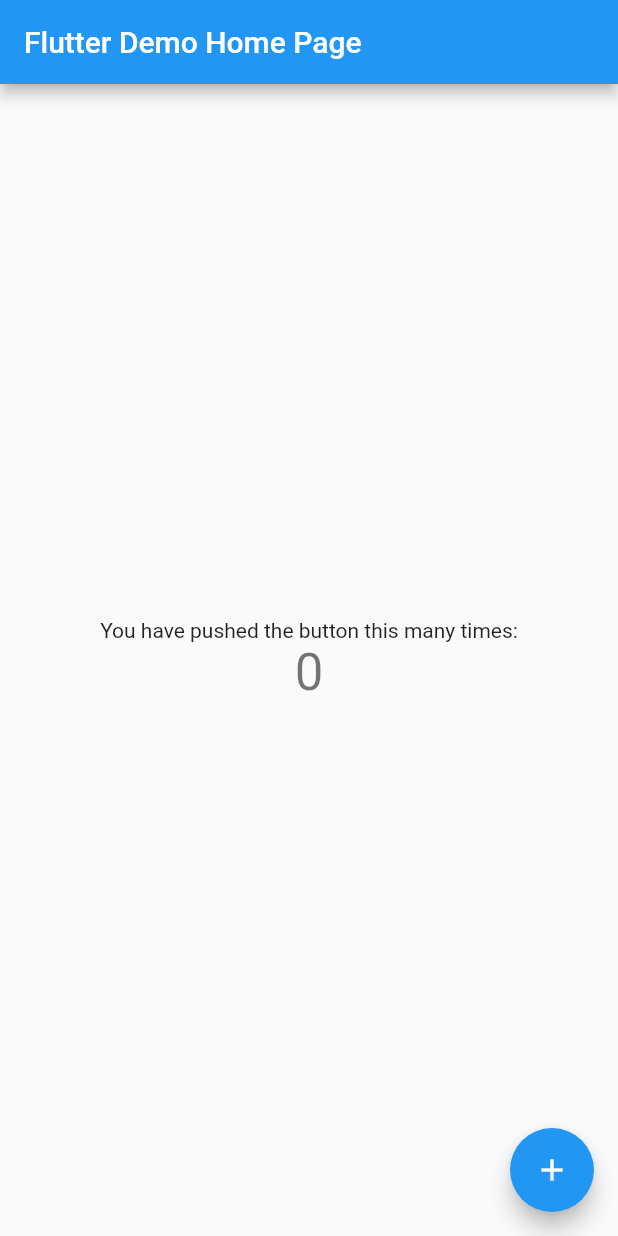
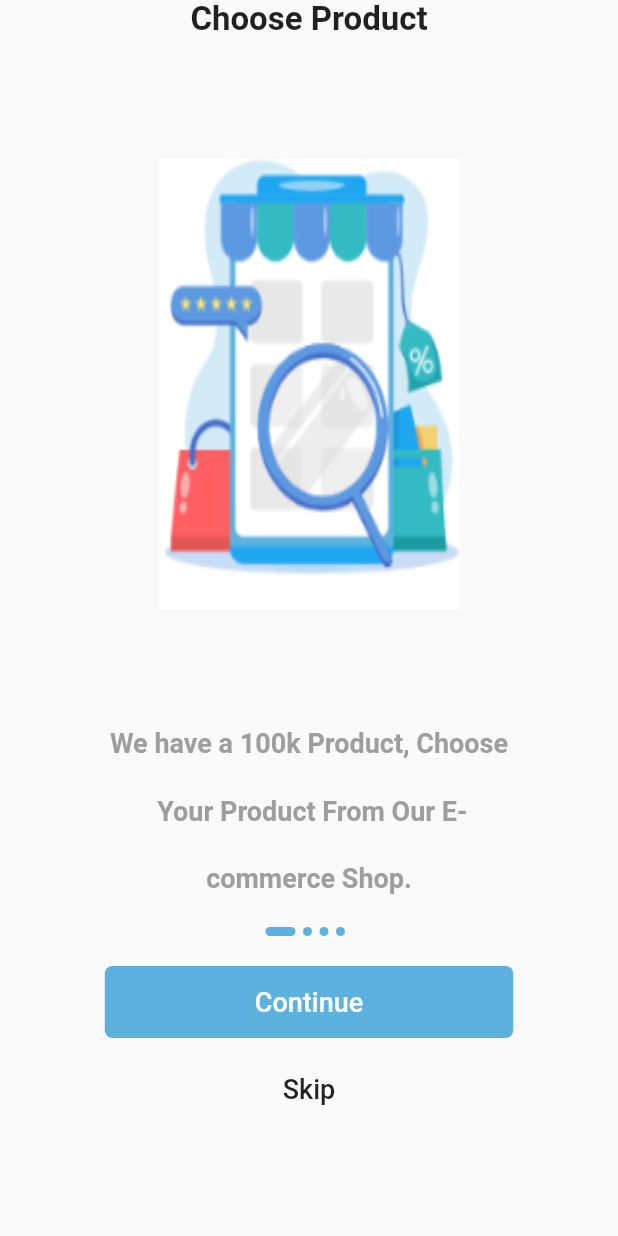
Before and after one commit to ahmed635/ecommerce_app, a Flutter app: the screen it shows after launch, on a phone screen of 412 x 824 dp. Run offline on Flutter 3.47's test engine with Material 2 defaults, Android fonts, the phone set to English and light mode, and no system bars; our stand-ins replace get.

Commit message:
create on boarding component

```diff
--- /dev/null
+++ b/lib/controller/on_boarding_controller.dart
@@ -0,0 +1,45 @@
+import 'package:ecommerce_app/data/data_source/static/static.dart';
+import 'package:ecommerce_app/view/screens/auth/login_screen.dart';
+import 'package:flutter/cupertino.dart';
+import 'package:get/get.dart';
+
+abstract class OnBoardingController extends GetxController {
+  next();
+
+  onPageChanged(int index);
+
+  skip();
+}
+
+class OnBoardingControllerImpp extends OnBoardingController {
+  int currentPage = 0;
+  late PageController pageController;
+
+  @override
+  next() {
+    currentPage++;
+    if (currentPage > onBoardingList.length - 1) {
+      Get.offAllNamed(LoginScreen.routeName);
+    } else {
+      pageController.animateToPage(currentPage,
+          duration: const Duration(milliseconds: 900), curve: Curves.easeInOut);
+    }
+  }
+
+  @override
+  onPageChanged(int index) {
+    currentPage = index;
+    update();
+  }
+
+  @override
+  void onInit() {
+    pageController = PageController();
+    super.onInit();
+  }
+
+  @override
+  skip() {
+    Get.offAllNamed(LoginScreen.routeName);
+  }
+}
--- /dev/null
+++ b/lib/core/constants/app_color.dart
@@ -0,0 +1,6 @@
+import 'package:flutter/material.dart';
+
+class AppColor {
+  static Color grey = Colors.grey.shade500;
+  static Color primaryColor = const Color(0xff5DB1DF);
+}
--- /dev/null
+++ b/lib/core/constants/app_on_boarding_assets.dart
@@ -0,0 +1,8 @@
+class AppOnBoardingAssets {
+  static const String rootImages = 'assets/images';
+
+  static const String onBoardingImageOne = "$rootImages/onboardingone.PNG";
+  static const String onBoardingImageTwo = "$rootImages/onboardingtwo.PNG";
+  static const String onBoardingImageThree = "$rootImages/onboardingthree.PNG";
+  static const String onBoardingImageFour = "$rootImages/onboardingfour.PNG";
+}
--- /dev/null
+++ b/lib/data/data_source/static/static.dart
@@ -0,0 +1,29 @@
+import 'package:ecommerce_app/core/constants/app_on_boarding_assets.dart';
+import 'package:ecommerce_app/data/model/on_boarding_model.dart';
+
+List<OnBoardingModel> onBoardingList = [
+  OnBoardingModel(
+    title: "Choose Product",
+    body:
+        "We have a 100k Product, Choose \n Your Product From Our E-\ncommerce Shop.",
+    image: AppOnBoardingAssets.onBoardingImageOne,
+  ),
+  OnBoardingModel(
+    title: "Easy & Safe Payment",
+    body:
+        "Easy Checkout & Safe Payment \n method. Trusted by our Customers \n from all over the world.",
+    image: AppOnBoardingAssets.onBoardingImageTwo,
+  ),
+  OnBoardingModel(
+    title: "Track Your Order",
+    body:
+        "Best Tracker has been Used For \n Track your order. You'll Know where \n your product is at the moment",
+    image: AppOnBoardingAssets.onBoardingImageThree,
+  ),
+  OnBoardingModel(
+    title: "Fast Delivery",
+    body:
+        "Reliable And Fast Delivery. We \n Deliver your Product the fastest \n way possible.",
+    image: AppOnBoardingAssets.onBoardingImageFour,
+  ),
+];
--- /dev/null
+++ b/lib/data/model/on_boarding_model.dart
@@ -0,0 +1,7 @@
+class OnBoardingModel {
+  final String? title;
+  final String? image;
+  final String? body;
+
+  OnBoardingModel({this.title, this.body, this.image});
+}
--- a/lib/main.dart
+++ b/lib/main.dart
@@ -1,4 +1,7 @@
+import 'package:ecommerce_app/routes.dart';
+import 'package:ecommerce_app/view/screens/on_boarding_screen.dart';
 import 'package:flutter/material.dart';
+import 'package:get/get_navigation/src/root/get_material_app.dart';
 
 void main() {
   runApp(const MyApp());
@@ -9,60 +12,14 @@ class MyApp extends StatelessWidget {
 
   @override
   Widget build(BuildContext context) {
-    return MaterialApp(
+    return GetMaterialApp(
+      debugShowCheckedModeBanner: false,
       title: 'Flutter Demo',
       theme: ThemeData(
         primarySwatch: Colors.blue,
       ),
-      home: const MyHomePage(title: 'Flutter Demo Home Page'),
+      home: const OnBoardingScreen(),
+      routes: routes,
     );
   }
 }
-
-class MyHomePage extends StatefulWidget {
-  const MyHomePage({super.key, required this.title});
-
-  final String title;
-
-  @override
-  State<MyHomePage> createState() => _MyHomePageState();
-}
-
-class _MyHomePageState extends State<MyHomePage> {
-  int _counter = 0;
-
-  void _incrementCounter() {
-    setState(() {
-      _counter++;
-    });
-  }
-
-  @override
-  Widget build(BuildContext context) {
-
-    return Scaffold(
-      appBar: AppBar(
-        title: Text(widget.title),
-      ),
-      body: Center(
-        child: Column(
-          mainAxisAlignment: MainAxisAlignment.center,
-          children: <Widget>[
-            const Text(
-              'You have pushed the button this many times:',
-            ),
-            Text(
-              '$_counter',
-              style: Theme.of(context).textTheme.headlineMedium,
-            ),
-          ],
-        ),
-      ),
-      floatingActionButton: FloatingActionButton(
-        onPressed: _incrementCounter,
-        tooltip: 'Increment',
-        child: const Icon(Icons.add),
-      ),
-    );
-  }
-}
--- /dev/null
+++ b/lib/routes.dart
@@ -0,0 +1,7 @@
+
+import 'package:ecommerce_app/view/screens/auth/login_screen.dart';
+import 'package:flutter/cupertino.dart';
+
+Map<String, Widget Function(BuildContext)> routes = {
+  LoginScreen.routeName: (context) => const LoginScreen(),
+};
--- /dev/null
+++ b/lib/view/screens/auth/login_screen.dart
@@ -0,0 +1,13 @@
+import 'package:flutter/material.dart';
+
+class LoginScreen extends StatelessWidget {
+  static const String routeName = "/login_screen";
+  const LoginScreen({super.key});
+
+  @override
+  Widget build(BuildContext context) {
+    return Scaffold(
+      appBar: AppBar(title: const Text("login"),),
+      body: const Text("login page"),);
+  }
+}
--- /dev/null
+++ b/lib/view/screens/on_boarding_screen.dart
@@ -0,0 +1,42 @@
+import 'package:ecommerce_app/controller/on_boarding_controller.dart';
+import 'package:ecommerce_app/view/widgets/on_boardiing/custom_button.dart';
+import 'package:ecommerce_app/view/widgets/on_boardiing/custom_slider.dart';
+import 'package:ecommerce_app/view/widgets/on_boardiing/dot_controller.dart';
+import 'package:flutter/material.dart';
+import 'package:get/get_core/src/get_main.dart';
+import 'package:get/get_instance/get_instance.dart';
+
+class OnBoardingScreen extends StatelessWidget {
+  static const String rootName = "/on_boarding_screen";
+
+  const OnBoardingScreen({super.key});
+
+  @override
+  Widget build(BuildContext context) {
+    Get.put(OnBoardingControllerImpp());
+    return Scaffold(
+      body: SafeArea(
+        child: Column(
+          children: [
+            const Expanded(
+              flex: 3,
+              child: CustomSliderOnBoarding(),
+            ),
+            Expanded(
+              flex: 1,
+              child: Column(
+                children: const [
+                  CustomDotControllerOnBoarding(),
+                  SizedBox(
+                    height: 20,
+                  ),
+                  CustomButtonOnBoarding(),
+                ],
+              ),
+            ),
+          ],
+        ),
+      ),
+    );
+  }
+}
--- /dev/null
+++ b/lib/view/widgets/on_boardiing/custom_button.dart
@@ -0,0 +1,52 @@
+import 'package:ecommerce_app/controller/on_boarding_controller.dart';
+import 'package:ecommerce_app/core/constants/app_color.dart';
+import 'package:flutter/material.dart';
+import 'package:get/get.dart';
+
+class CustomButtonOnBoarding extends GetView<OnBoardingControllerImpp> {
+  const CustomButtonOnBoarding({super.key});
+
+  @override
+  Widget build(BuildContext context) {
+    return Column(
+      children: [
+        Container(
+          margin: const EdgeInsets.only(bottom: 10),
+          decoration: BoxDecoration(
+            color: AppColor.primaryColor,
+            borderRadius: BorderRadius.circular(5),
+          ),
+          child: buildContinueButton(),
+        ),
+        buildSkipButton(),
+      ],
+    );
+  }
+
+  MaterialButton buildContinueButton() {
+    return MaterialButton(
+      padding: const EdgeInsets.symmetric(horizontal: 100, vertical: 0),
+      textColor: Colors.white,
+      onPressed: () {
+        controller.next();
+      },
+      child: const Text(
+        "Continue",
+        style: TextStyle(fontSize: 18),
+      ),
+    );
+  }
+
+  MaterialButton buildSkipButton() {
+    return MaterialButton(
+      padding: const EdgeInsets.symmetric(horizontal: 100, vertical: 0),
+      onPressed: () {
+        controller.skip();
+      },
+      child: const Text(
+        "Skip",
+        style: TextStyle(fontSize: 18),
+      ),
+    );
+  }
+}
--- /dev/null
+++ b/lib/view/widgets/on_boardiing/custom_slider.dart
@@ -0,0 +1,59 @@
+import 'package:ecommerce_app/controller/on_boarding_controller.dart';
+import 'package:ecommerce_app/core/constants/app_color.dart';
+import 'package:ecommerce_app/data/data_source/static/static.dart';
+import 'package:flutter/material.dart';
+import 'package:get/get.dart';
+
+class CustomSliderOnBoarding extends GetView<OnBoardingControllerImpp> {
+  const CustomSliderOnBoarding({super.key});
+
+  @override
+  Widget build(BuildContext context) {
+    return PageView.builder(
+        controller: controller.pageController,
+        onPageChanged: (val) {
+          controller.onPageChanged(val);
+        },
+        itemCount: onBoardingList.length,
+        itemBuilder: (context, i) => Column(
+              children: [
+                buildTitleWidget(i),
+                const SizedBox(height: 80),
+                buildImageWidget(i),
+                const SizedBox(height: 60),
+                buildBodyWidget(i),
+              ],
+            ));
+  }
+
+  Container buildBodyWidget(int i) {
+    return Container(
+        width: double.infinity,
+        alignment: Alignment.center,
+        child: Text(
+          onBoardingList[i].body!,
+          style: TextStyle(
+              height: 2.5,
+              color: AppColor.grey,
+              fontWeight: FontWeight.bold,
+              fontSize: 18),
+          textAlign: TextAlign.center,
+        ));
+  }
+
+  Image buildImageWidget(int i) {
+    return Image.asset(
+      onBoardingList[i].image!,
+      width: 200,
+      height: 300,
+      fit: BoxFit.fill,
+    );
+  }
+
+  Text buildTitleWidget(int i) {
+    return Text(
+      "${onBoardingList[i].title}",
+      style: const TextStyle(fontWeight: FontWeight.bold, fontSize: 22),
+    );
+  }
+}
--- /dev/null
+++ b/lib/view/widgets/on_boardiing/dot_controller.dart
@@ -0,0 +1,32 @@
+import 'package:ecommerce_app/controller/on_boarding_controller.dart';
+import 'package:ecommerce_app/core/constants/app_color.dart';
+import 'package:ecommerce_app/data/data_source/static/static.dart';
+import 'package:flutter/material.dart';
+import 'package:get/get.dart';
+
+class CustomDotControllerOnBoarding extends StatelessWidget {
+  const CustomDotControllerOnBoarding({super.key});
+
+  @override
+  Widget build(BuildContext context) {
+    return GetBuilder<OnBoardingControllerImpp>(
+      builder: (controller) => Row(
+        mainAxisAlignment: MainAxisAlignment.center,
+        children: [
+          ...List.generate(
+            onBoardingList.length,
+            (index) => AnimatedContainer(
+              duration: const Duration(microseconds: 800),
+              margin: const EdgeInsets.only(right: 5),
+              width: controller.currentPage == index ? 20 : 6,
+              height: 6,
+              decoration: BoxDecoration(
+                  color: AppColor.primaryColor,
+                  borderRadius: BorderRadius.circular(10)),
+            ),
+          ),
+        ],
+      ),
+    );
+  }
+}
```
Also changed, not shown: pubspec.yaml (+8 -8 lines).
